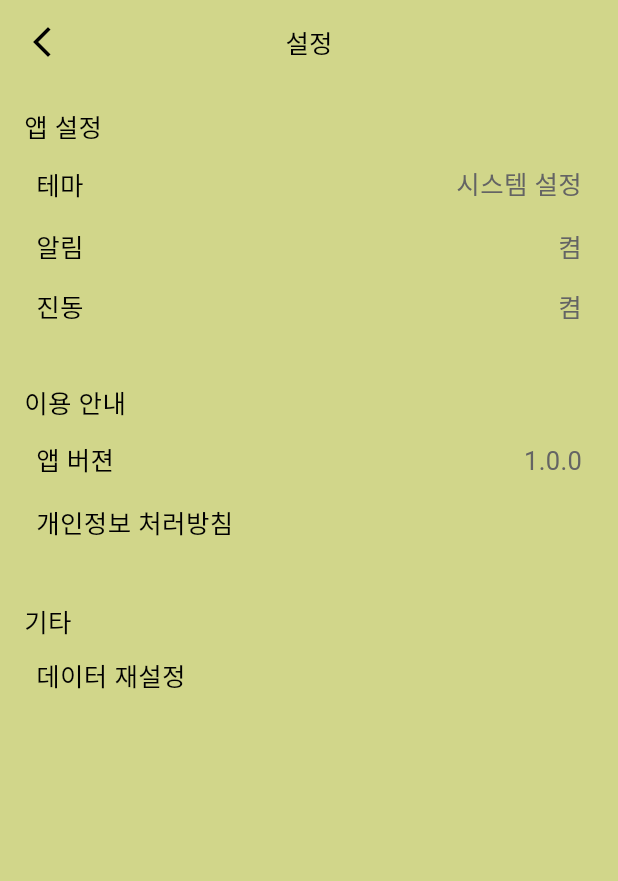
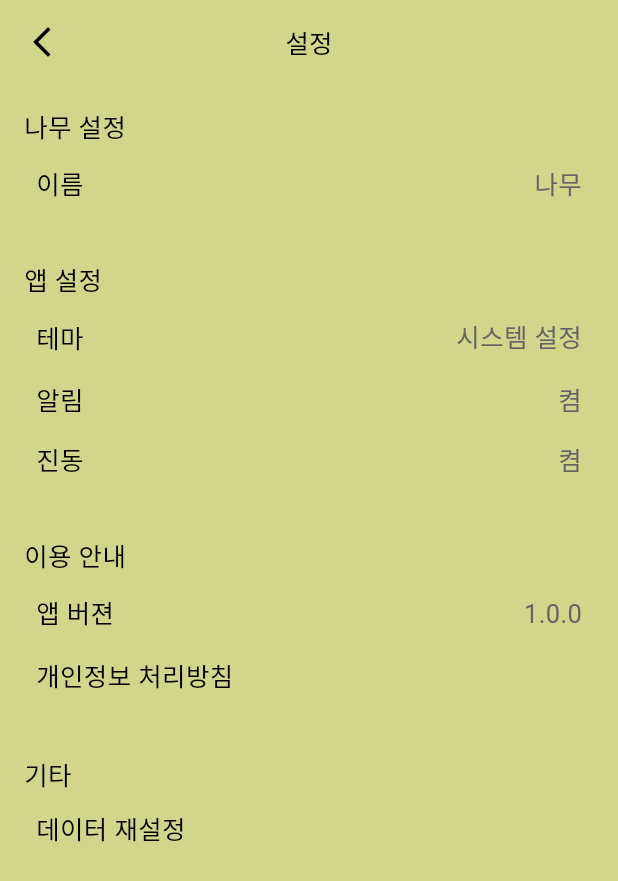
Before and after one commit to wonhj12/bibletree, a Flutter app: the SettingView screen opened directly, on a phone screen of 412 x 824 dp. Shown: the top 881 px of the screen. Run offline on Flutter 3.47's test engine with Material 3 defaults, Android fonts, the phone set to English and light mode, and no system bars; our stand-ins replace shared_preferences, sqflite; missing offline and left inert: implicitly_animated_list; accounts and stored records are empty; Roboto replaces fonts that are missing (Pretendard); project files that could hold a hidden picture were left out.

Commit message:
feat: tree settings

```diff
--- a/lib/models/setting_provider.dart
+++ b/lib/models/setting_provider.dart
@@ -9,11 +9,19 @@ class SettingProvider with ChangeNotifier {
     _initialize();
   }
 
+  // Shared preferences
   late SharedPreferences _prefs;
+
+  // Tree related variables
+  // final TreeManager _treeManager = TreeManager(); // Tree Manager
 
   // Initialize saved settings
   Future<void> _initialize() async {
     _prefs = await SharedPreferences.getInstance();
+
+    // Set tree name
+    treeName = _prefs.getString(PrefVals.treeName) ?? '나무';
+
     // Set theme mode
     switch (_prefs.getString(PrefVals.theme)) {
       case 'system':
@@ -38,6 +46,9 @@ class SettingProvider with ChangeNotifier {
 
     notifyListeners();
   }
+
+  /* Tree */
+  String treeName = '나무';
 
   /* Theme */
   ThemeMode themeMode = ThemeMode.system;
--- a/lib/views/settings/setting_view.dart
+++ b/lib/views/settings/setting_view.dart
@@ -32,6 +32,18 @@ class _SettingViewState extends State<SettingView> {
         child: Column(
           children: [
             const SizedBox(height: 16),
+
+            // Tree settings
+            const SettingHeader(title: '나무 설정'),
+
+            // Name
+            SettingInkwell(
+              name: '이름',
+              value: Provider.of<SettingProvider>(context).treeName,
+              onTap: () {},
+            ),
+
+            const SizedBox(height: 32),
 
             // System settings
             const SettingHeader(title: '앱 설정'),
@@ -161,7 +173,7 @@ class _SettingViewState extends State<SettingView> {
             SettingInkwell(name: '앱 버젼', value: '1.0.0', onTap: () {}),
 
             // Personal Information
-            SettingInkwell(name: '개인정보 처러방침', value: '', onTap: () {}),
+            SettingInkwell(name: '개인정보 처리방침', value: '', onTap: () {}),
 
             const SizedBox(height: 32),
 
```
